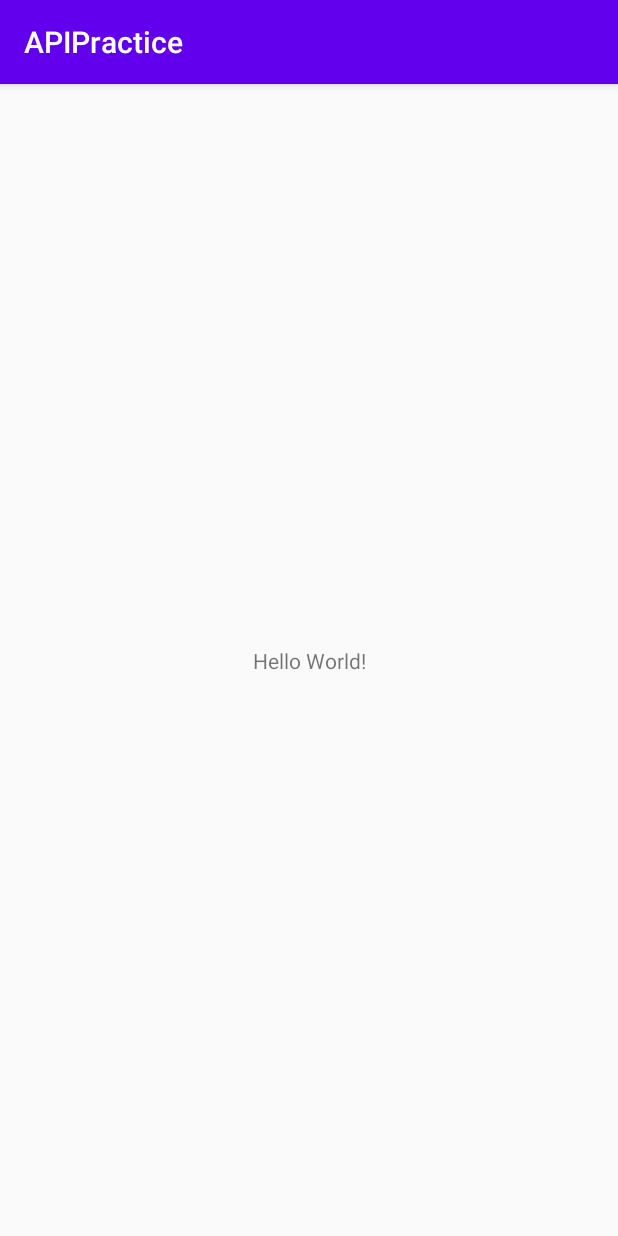
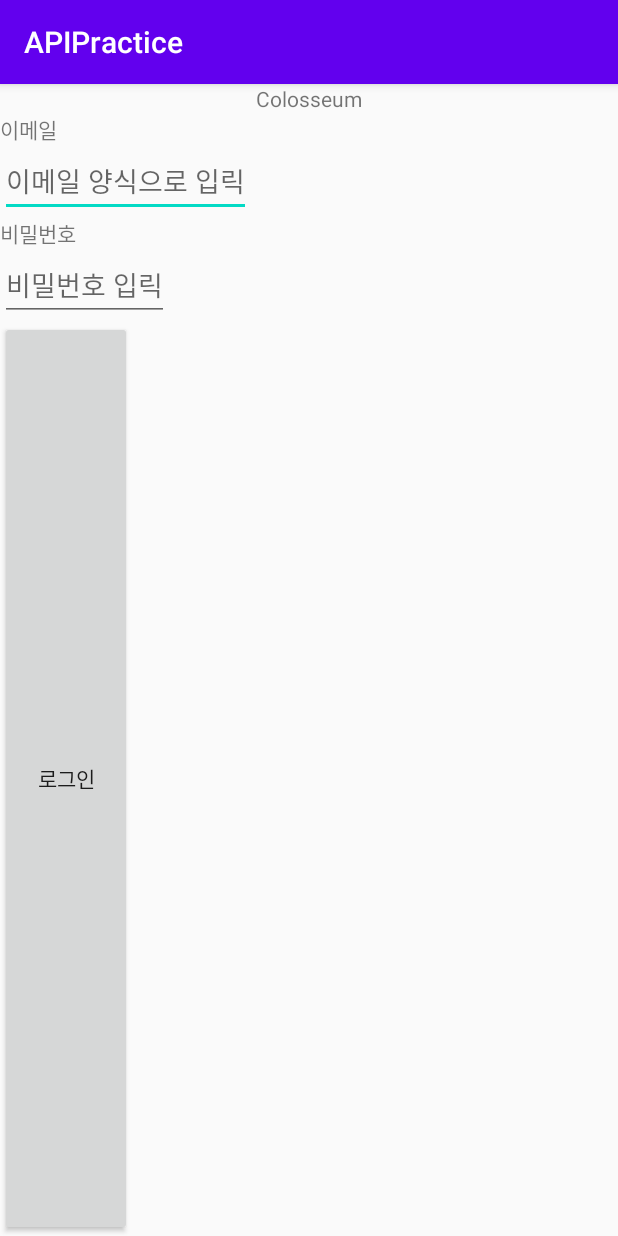
Before and after one commit to mykim76/APIPractice, an Android app: the screen it shows after launch (LoginActivity), on a phone screen of 412 x 824 dp. Run offline under Robolectric (Android 15) with nearby library versions, the phone set to English and light mode, and no system bars.

Commit message:
로그링ㄴ 버튼이 눌리면 이메일 / 비밀번호 받아오기 // 서버요청 준비중

```diff
--- a/app/src/main/java/com/example/apipractice/LoginActivity.kt
+++ b/app/src/main/java/com/example/apipractice/LoginActivity.kt
@@ -1,10 +1,14 @@
 package com.example.apipractice
 
-import androidx.appcompat.app.AppCompatActivity
 import android.os.Bundle
+import kotlinx.android.synthetic.main.activity_login.*
 
 class LoginActivity : BaseActivity() {
     override fun setValues() {
+        btnLogin.setOnClickListener {
+
+
+        }
 
     }
 
@@ -14,7 +18,7 @@ class LoginActivity : BaseActivity() {
 
     override fun onCreate(savedInstanceState: Bundle?) {
         super.onCreate(savedInstanceState)
-        setContentView(R.layout.activity_main)
+        setContentView(R.layout.activity_login)
 
         setValues()
         setupEvents()
--- /dev/null
+++ b/app/src/main/res/layout/activity_login.xml
@@ -0,0 +1,49 @@
+<?xml version="1.0" encoding="utf-8"?>
+<LinearLayout xmlns:android="http://schemas.android.com/apk/res/android"
+    xmlns:app="http://schemas.android.com/apk/res-auto"
+    xmlns:tools="http://schemas.android.com/tools"
+    android:layout_width="match_parent"
+    android:layout_height="match_parent"
+    android:orientation="vertical"
+    tools:context=".LoginActivity">
+
+    <LinearLayout
+        android:layout_width="match_parent"
+        android:layout_height="wrap_content"
+        android:gravity="center">
+
+        <TextView
+            android:layout_width="wrap_content"
+            android:layout_height="wrap_content"
+            android:text="Colosseum"/>
+    </LinearLayout>
+
+    <TextView
+        android:layout_width="wrap_content"
+        android:layout_height="wrap_content"
+        android:text="이메일"/>
+    <EditText
+        android:id="@+id/emailEdt"
+        android:layout_width="wrap_content"
+        android:layout_height="wrap_content"
+        android:hint="이메일 양식으로 입릭"
+        android:inputType="textEmailAddress"/>
+    <TextView
+        android:layout_width="wrap_content"
+        android:layout_height="wrap_content"
+        android:text="비밀번호"/>
+    <EditText
+        android:id="@+id/passwordEdt"
+        android:layout_width="wrap_content"
+        android:layout_height="wrap_content"
+        android:hint="비밀번호 입릭"
+        android:inputType="textPassword"/>
+
+    <Button
+        android:id="@+id/btnLogin"
+        android:layout_width="wrap_content"
+        android:layout_height="match_parent"
+        android:text="로그인"/>
+
+
+</LinearLayout>
--- a/app/src/main/res/layout/activity_main.xml
+++ /dev/null
@@ -1,18 +0,0 @@
-<?xml version="1.0" encoding="utf-8"?>
-<androidx.constraintlayout.widget.ConstraintLayout xmlns:android="http://schemas.android.com/apk/res/android"
-    xmlns:app="http://schemas.android.com/apk/res-auto"
-    xmlns:tools="http://schemas.android.com/tools"
-    android:layout_width="match_parent"
-    android:layout_height="match_parent"
-    tools:context=".LoginActivity">
-
-    <TextView
-        android:layout_width="wrap_content"
-        android:layout_height="wrap_content"
-        android:text="Hello World!"
-        app:layout_constraintBottom_toBottomOf="parent"
-        app:layout_constraintLeft_toLeftOf="parent"
-        app:layout_constraintRight_toRightOf="parent"
-        app:layout_constraintTop_toTopOf="parent" />
-
-</androidx.constraintlayout.widget.ConstraintLayout>
--- a/app/src/main/res/values/colors.xml
+++ b/app/src/main/res/values/colors.xml
@@ -3,4 +3,5 @@
     <color name="colorPrimary">#6200EE</color>
     <color name="colorPrimaryDark">#3700B3</color>
     <color name="colorAccent">#03DAC5</color>
+    <color name="black">#000000</color>
 </resources>
```
